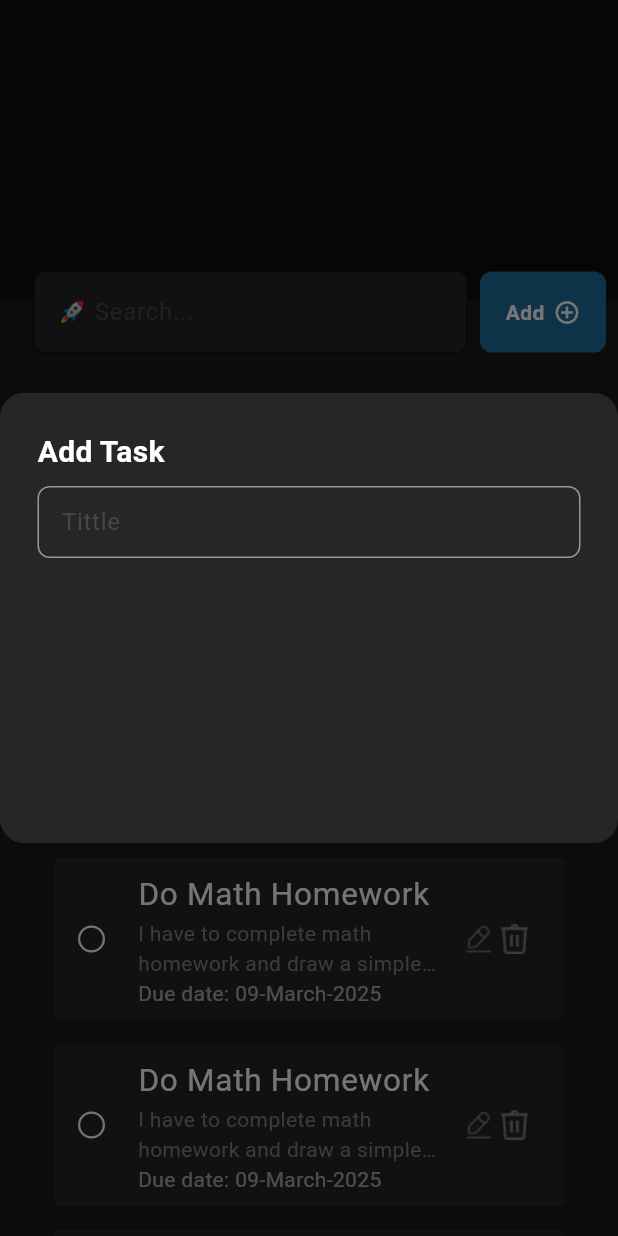
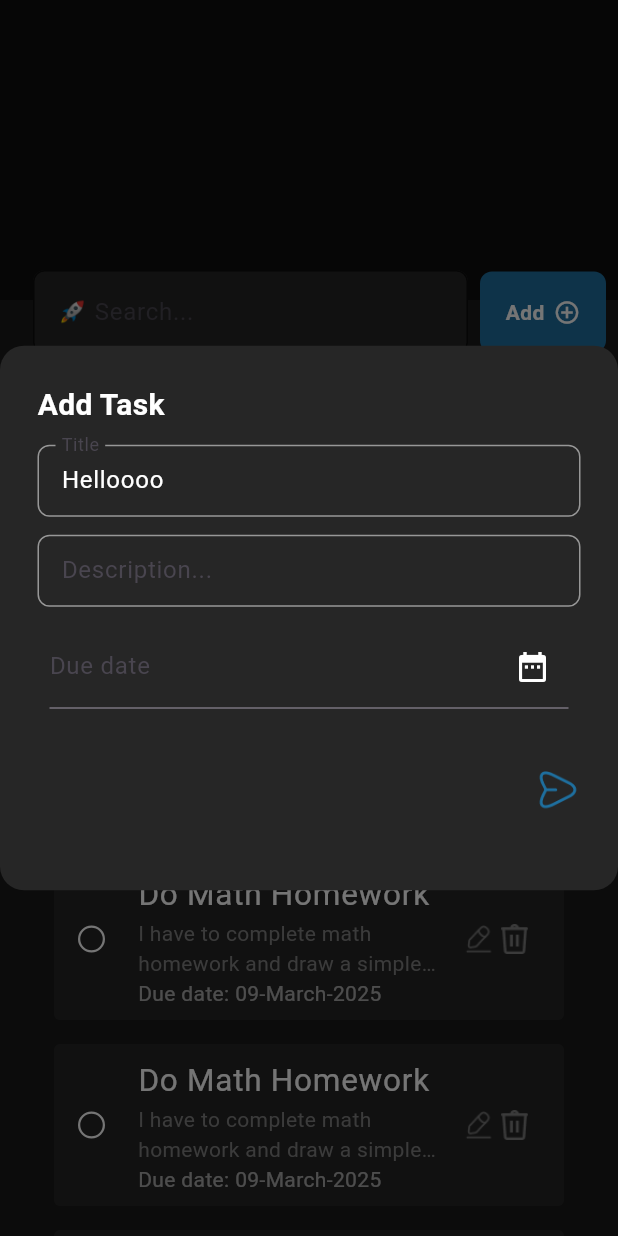
Before and after one commit to sinancholakkal/To-Do-List, a Flutter app: the screen it shows after launch, after a tap on "Add", on a phone screen of 412 x 824 dp. Run offline on Flutter 3.47's test engine with Material 3 defaults, Android fonts, the phone set to English and light mode, and no system bars.

Commit message:
Task add dialog ui completed also validation

```diff
--- /dev/null
+++ b/lib/core/until/validation.dart
@@ -0,0 +1,26 @@
+class Validation {
+  static String? titleValidation(String? value) {
+    if (value == null || value.isEmpty) {
+      return "Title cannot be empty";
+    } else {
+      return null;
+    }
+  }
+
+  static String? descriptionValidation(String? value) {
+    if (value == null || value.isEmpty) {
+      return "Description cannot be empty";
+    } else {
+      return null;
+    }
+  }
+
+
+   static String? dateValidation(String? value) {
+    if (value == null || value.isEmpty) {
+      return "Due date cannot be empty";
+    } else {
+      return null;
+    }
+  }
+}
--- a/lib/feature/presentation/pages/sections/pending_and_complete_section.dart
+++ b/lib/feature/presentation/pages/sections/pending_and_complete_section.dart
@@ -3,9 +3,7 @@ import 'package:to_do_list/core/theme/colors.dart';
 import 'package:to_do_list/feature/presentation/widgets/text_widget.dart';
 
 class PendingAndCompletedSection extends StatelessWidget {
-  const PendingAndCompletedSection({
-    super.key,
-  });
+  const PendingAndCompletedSection({super.key});
 
   @override
   Widget build(BuildContext context) {
@@ -27,17 +25,12 @@ class PendingAndCompletedSection extends StatelessWidget {
               height: 19,
               decoration: BoxDecoration(
                 color: Color(0xFF333333),
-                            borderRadius: BorderRadius.circular(999)
+                borderRadius: BorderRadius.circular(999),
               ),
               child: Center(
-                            child: TextWidget(
-                              text: "2",
-                              color: kwhite,
-                              size: 13,
+                child: TextWidget(text: "2", color: kwhite, size: 13),
               ),
             ),
-                        ),
-
           ],
         ),
         Spacer(),
@@ -56,19 +49,14 @@ class PendingAndCompletedSection extends StatelessWidget {
               height: 19,
               decoration: BoxDecoration(
                 color: Color(0xFF333333),
-                            borderRadius: BorderRadius.circular(999)
+                borderRadius: BorderRadius.circular(999),
               ),
               child: Center(
-                            child: TextWidget(
-                              text: "1/2",
-                              color: kwhite,
-                              size: 13,
+                child: TextWidget(text: "1/2", color: kwhite, size: 13),
               ),
             ),
+          ],
         ),
-
-                      ],
-                    )
       ],
     );
   }
--- a/lib/feature/presentation/pages/sections/search_and_add_section.dart
+++ b/lib/feature/presentation/pages/sections/search_and_add_section.dart
@@ -1,12 +1,34 @@
 import 'package:flutter/material.dart';
 import 'package:to_do_list/core/theme/colors.dart';
+import 'package:to_do_list/feature/presentation/pages/sections/task_add_dialog_section.dart';
+import 'package:to_do_list/feature/presentation/widgets/text_form_field_widget.dart';
 import 'package:to_do_list/feature/presentation/widgets/text_widget.dart';
 
-class SearchAndAddSection extends StatelessWidget {
-  const SearchAndAddSection({
-    super.key,
-  });
+class SearchAndAddSection extends StatefulWidget {
+  const SearchAndAddSection({super.key});
 
+  @override
+  State<SearchAndAddSection> createState() => _SearchAndAddSectionState();
+}
+
+class _SearchAndAddSectionState extends State<SearchAndAddSection> {
+  late TextEditingController titleController;
+  late TextEditingController descriptionController;
+  late TextEditingController dateController;
+  @override
+  void initState() {
+    titleController = TextEditingController(text: "Helloooo");
+    descriptionController = TextEditingController();
+    dateController = TextEditingController();
+    super.initState();
+  }
+  @override
+  void dispose() {
+    titleController.dispose();
+    descriptionController.dispose();
+    dateController.dispose();
+    super.dispose();
+  }
   @override
   Widget build(BuildContext context) {
     return Positioned(
@@ -17,36 +39,15 @@ class SearchAndAddSection extends StatelessWidget {
         children: [
           Flexible(
             //Search field widget
-            child: TextFormFieldWidget(labelText: "🚀 Search...",borderColor: Color(0xFF0D0D0D),),
+            child: TextFormFieldWidget(
+              labelText: "🚀 Search...",
+              borderColor: Color(0xFF0D0D0D),
+            ),
           ),
           InkWell(
             onTap: () {
-              showDialog(context: context, builder: (context) {
-                return Dialog(
-                  backgroundColor: Colors.transparent,
-          insetPadding: EdgeInsets.zero,
-                  child: Container(
-                    width: double.infinity,
-                    height: 300,
-                    decoration: BoxDecoration(
-                      color: Color(0xFF262626),
-                      borderRadius: BorderRadius.circular(16)
-                    ),
-                    child: Padding(
-                      padding: const EdgeInsets.all(25),
-                      child: Column(
-                        spacing: 8,
-                        crossAxisAlignment: CrossAxisAlignment.start,
-                        mainAxisSize: MainAxisSize.min,
-                        children: [
-                          TextWidget(text: "Add Task",color: kwhite,fontWeight: FontWeight.w700,size: 20,),
-                          TextFormFieldWidget(labelText: "Tittle",borderColor: Color(0xFF979797),height: 1,)
-                        ],
-                      ),
-                    ),
-                  ),
-                );
-              },);
+              //Calling dialog for entering new task------------
+              taskAddDialogSection(context: context,dateController: dateController,descriptionController: descriptionController,titleController:titleController);
             },
             child: Padding(
               padding: const EdgeInsets.all(8.0),
@@ -62,8 +63,13 @@ class SearchAndAddSection extends StatelessWidget {
                   mainAxisSize: MainAxisSize.min,
                   spacing: 6,
                   children: [
-                    TextWidget(text: "Add",size: 14,fontWeight: FontWeight.w700,color: kwhite,),
-                    Icon(Icons.add_circle_outline,color: kwhite,size: 18,)
+                    TextWidget(
+                      text: "Add",
+                      size: 14,
+                      fontWeight: FontWeight.w700,
+                      color: kwhite,
+                    ),
+                    Icon(Icons.add_circle_outline, color: kwhite, size: 18),
                   ],
                 ),
               ),
@@ -74,39 +80,3 @@ class SearchAndAddSection extends StatelessWidget {
     );
   }
 }
-
-class TextFormFieldWidget extends StatelessWidget {
-  const TextFormFieldWidget({
-    super.key,
-    required this.labelText,
-    this.borderColor,
-    this.height,
-  });
-  final String labelText;
-  final Color? borderColor;
-  final double? height;
-
-  @override
-  Widget build(BuildContext context) {
-    return TextFormField(
-      style: TextStyle(color: kwhite,height: height),
-      decoration: InputDecoration(
-        label: Text(labelText),
-        filled: true,
-        fillColor: Color(0xFF262626),
-        border: OutlineInputBorder(
-          borderRadius: BorderRadius.circular(8),
-          borderSide: BorderSide(color: borderColor??kwhite),
-        ),
-        enabledBorder: OutlineInputBorder(
-          borderRadius: BorderRadius.circular(8),
-          borderSide: BorderSide(color: borderColor??kwhite),
-        ),
-        focusedBorder: OutlineInputBorder(
-          borderRadius: BorderRadius.circular(8),
-          borderSide: BorderSide(color: borderColor??kwhite),
-        ),
-      ),
-    );
-  }
-}
--- /dev/null
+++ b/lib/feature/presentation/pages/sections/task_add_dialog_section.dart
@@ -0,0 +1,107 @@
+import 'dart:developer';
+
+import 'package:flutter/material.dart';
+import 'package:to_do_list/core/theme/colors.dart';
+import 'package:to_do_list/core/until/validation.dart';
+import 'package:to_do_list/feature/presentation/widgets/text_form_field_widget.dart';
+import 'package:to_do_list/feature/presentation/widgets/text_widget.dart';
+
+Future<dynamic> taskAddDialogSection({
+  required BuildContext context,
+  required TextEditingController titleController,
+  required descriptionController,
+  required TextEditingController dateController,
+}) {
+  GlobalKey<FormState> _key = GlobalKey<FormState>();
+  return showDialog(
+    context: context,
+    builder: (context) {
+      return Form(
+        key: _key,
+        child: Dialog(
+          backgroundColor: Colors.transparent,
+          insetPadding: EdgeInsets.zero,
+          child: Container(
+            width: double.infinity,
+            // height: 300,
+            decoration: BoxDecoration(
+              color: Color(0xFF262626),
+              borderRadius: BorderRadius.circular(16),
+            ),
+            child: Padding(
+              padding: const EdgeInsets.all(25),
+              child: Column(
+                spacing: 12,
+                crossAxisAlignment: CrossAxisAlignment.start,
+                mainAxisSize: MainAxisSize.min,
+                children: [
+                  TextWidget(
+                    text: "Add Task",
+                    color: kwhite,
+                    fontWeight: FontWeight.w700,
+                    size: 20,
+                  ),
+                  //Title field----------------
+                  TextFormFieldWidget(
+                    validator: (value) {
+                     return Validation.titleValidation(value);
+
+                    },
+                    controller: titleController,
+                    labelText: "Title",
+                    borderColor: Color(0xFF979797),
+                    height: 1,
+                  ),
+                  //Description field------------
+                  TextFormFieldWidget(
+                    validator: (value){
+                      return Validation.descriptionValidation(value);
+
+                    },
+                    controller: descriptionController,
+                    labelText: "Description...",
+                    borderColor: Color(0xFF979797),
+                    height: 1,
+                  ),
+                  //Due date field---------------
+                  Padding(
+                    padding: const EdgeInsets.symmetric(horizontal: 8),
+                    child: TextFormField(
+                      validator: (value) => Validation.dateValidation(value),
+                      controller: dateController,
+                      decoration: InputDecoration(
+
+                        label: TextWidget(text: "Due date"),
+                        suffixIcon: InkWell(
+                          onTap: () {},
+                          child: Icon(Icons.date_range, color: kwhite),
+                        ),
+                      ),
+                    ),
+                  ),
+                  SizedBox(height: 15),
+                  InkWell(
+                    onTap: () {
+                      if (_key.currentState!.validate()) {
+                        log("Field validated");
+                      } else {
+                        log("Field not validated");
+                      }
+                    },
+                    child: Align(
+                      alignment: Alignment.bottomRight,
+                      child: InkWell(
+                        child: Image.asset(height: 30, "assets/submitt.png"),
+                      ),
+                    ),
+                  ),
+                  SizedBox(height: 15),
+                ],
+              ),
+            ),
+          ),
+        ),
+      );
+    },
+  );
+}
--- a/lib/feature/presentation/widgets/task_card_widget.dart
+++ b/lib/feature/presentation/widgets/task_card_widget.dart
@@ -71,6 +71,9 @@ class TaskCardWidget extends StatelessWidget {
                     color: Colors.white60,
                     maxLines: 2,
                     overflow: TextOverflow.ellipsis,
+                    decoration: isCompleted ? TextDecoration.lineThrough : null,
+                    decorationThickness: 2,
+                    decorationColor: Color(0xFF808080),
                   ),
                 ],
               ),
--- /dev/null
+++ b/lib/feature/presentation/widgets/text_form_field_widget.dart
@@ -0,0 +1,45 @@
+
+import 'package:flutter/material.dart';
+import 'package:to_do_list/core/theme/colors.dart';
+
+class TextFormFieldWidget extends StatelessWidget {
+   TextFormFieldWidget({
+    super.key,
+    required this.labelText,
+    this.borderColor,
+    this.height,
+    this.controller,
+    this.validator
+  });
+  final String labelText;
+  final Color? borderColor;
+  final double? height;
+  final TextEditingController? controller;
+  String? Function(String?)? validator;
+
+  @override
+  Widget build(BuildContext context) {
+    return TextFormField(
+      controller: controller,
+      validator: validator,
+      style: TextStyle(color: kwhite, height: height),
+      decoration: InputDecoration(
+        label: Text(labelText),
+        filled: true,
+        fillColor: Color(0xFF262626),
+        border: OutlineInputBorder(
+          borderRadius: BorderRadius.circular(8),
+          borderSide: BorderSide(color: borderColor ?? kwhite),
+        ),
+        enabledBorder: OutlineInputBorder(
+          borderRadius: BorderRadius.circular(8),
+          borderSide: BorderSide(color: borderColor ?? kwhite),
+        ),
+        focusedBorder: OutlineInputBorder(
+          borderRadius: BorderRadius.circular(8),
+          borderSide: BorderSide(color: borderColor ?? kwhite),
+        ),
+      ),
+    );
+  }
+}
--- a/pubspec.yaml
+++ b/pubspec.yaml
@@ -61,6 +61,7 @@ flutter:
   assets:
     - assets/edit.png
     - assets/delete.png
+    - assets/submitt.png
   #   - images/a_dot_ham.jpeg
 
   # An image asset can refer to one or more resolution-specific "variants", see
```
Also changed, not shown: assets/submitt.png (added). Lines whose indentation alone changed are shown as unchanged.
